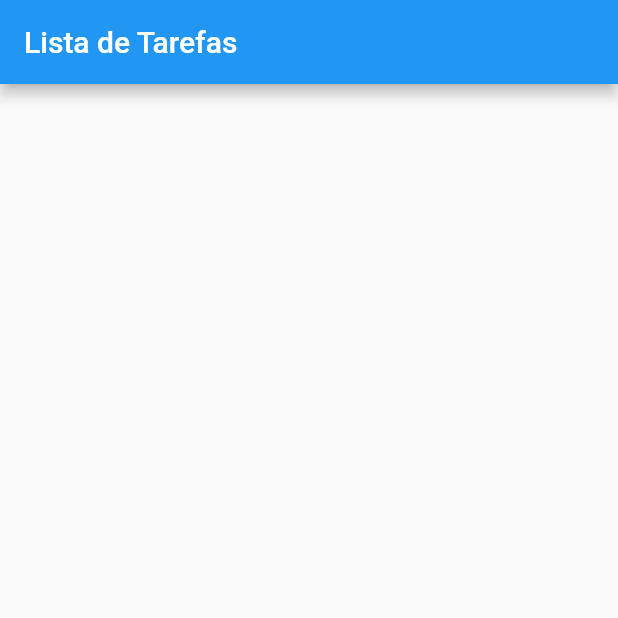
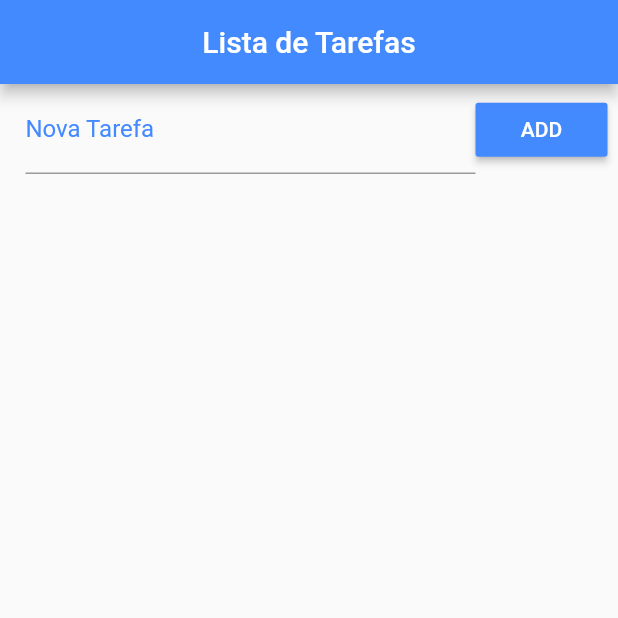
Before and after one commit to davicruzof/Tasks, a Flutter app: the screen it shows after launch, on a phone screen of 412 x 824 dp, the top half of it. Run offline on Flutter 3.47's test engine with Material 2 defaults, Android fonts, the light colour scheme and no system bars.

Commit message:
Update home.dart

```diff
--- a/lib/home/home.dart
+++ b/lib/home/home.dart
@@ -12,15 +12,73 @@ class Home extends StatefulWidget {
 
 class _HomeState extends State<Home> {
 
+  final _todoConttoller = TextEditingController();
+
   List _todoList = [];
+
+  void _addTodo() {
+    setState(() {
+      Map<String, dynamic> newTodo = Map();
+      newTodo["tile"] = _todoConttoller;
+      _todoConttoller.text = "";
+      newTodo["ok"] = false;
+      _todoList.add(newTodo);
+    });
+  }
 
   @override
   Widget build(BuildContext context) {
     return Scaffold(
       appBar: AppBar(
         title: Text(
-            "Lista de Tarefas"
-        )
+            "Lista de Tarefas",
+        ),
+        backgroundColor: Colors.blueAccent,
+        centerTitle: true,
+      ),
+      body: Column(
+        children: <Widget>[
+          Container(
+            padding: EdgeInsets.fromLTRB(17.0, 1.0, 7.0, 1.0),
+            child: Row(
+              children: <Widget>[
+                Expanded(
+                  child: TextField(
+                    controller: _todoConttoller,
+                  decoration: InputDecoration(
+                    labelText: "Nova Tarefa",
+                    labelStyle: TextStyle(
+                      color: Colors.blueAccent,
+                    )
+                  ),
+                ),
+                ),
+                RaisedButton(
+                  color: Colors.blueAccent,
+                  child: Text("ADD"),
+                  textColor: Colors.white,
+                  onPressed: _addTodo,
+                ),
+              ],
+            ),
+          ),
+          Expanded(
+                  child: ListView.builder(
+                    padding: EdgeInsets.only(top: 10.0),
+                    itemCount: _todoList.length,
+                    itemBuilder: (context, index){
+                      return CheckboxListTile(
+                        title: Text(_todoList[index]["Title"]),
+                        value: _todoList[index]["ok"],
+                        secondary: CircleAvatar(
+                          child: Icon(
+                            _todoList[index]["ok"] ? Icons.check : Icons.error
+                          ),
+                        ),
+                      );
+                    }),
+                )
+        ],
       ),
     );
   }
```
